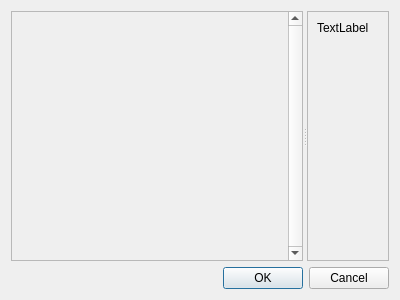
Above: app/texture_browser.ui from tonttu/Shaderkit before the change. Below: the same form after it.
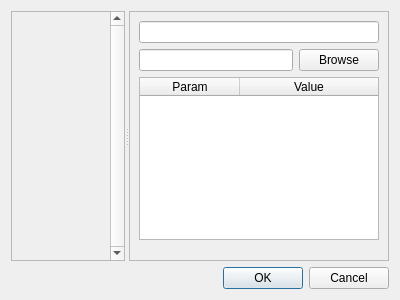
That is the form after the change. Icons and pictures are not drawn.

Commit message: Change texture parameters on fly

What changed in the file:
```diff
--- a/app/texture_browser.ui
+++ b/app/texture_browser.ui
@@ -58,7 +58,7 @@
             <rect>
              <x>0</x>
              <y>0</y>
-             <width>273</width>
+             <width>97</width>
              <height>239</height>
             </rect>
            </property>
@@ -69,21 +69,26 @@
       </widget>
      </widget>
      <widget class="QFrame" name="panel">
+      <property name="minimumSize">
+       <size>
+        <width>260</width>
+        <height>0</height>
+       </size>
+      </property>
       <property name="frameShape">
        <enum>QFrame::StyledPanel</enum>
       </property>
       <property name="frameShadow">
        <enum>QFrame::Raised</enum>
       </property>
-      <layout class="QVBoxLayout" name="verticalLayout">
-       <item>
-        <widget class="QLabel" name="label">
-         <property name="text">
-          <string>TextLabel</string>
-         </property>
-        </widget>
+      <layout class="QGridLayout" name="gridLayout">
+       <item row="0" column="0" colspan="2">
+        <widget class="QLineEdit" name="name"/>
        </item>
-       <item>
+       <item row="1" column="0">
+        <widget class="QLineEdit" name="filename"/>
+       </item>
+       <item row="3" column="0">
         <spacer name="verticalSpacer">
          <property name="orientation">
           <enum>Qt::Vertical</enum>
@@ -96,6 +101,48 @@
          </property>
         </spacer>
        </item>
+       <item row="1" column="1">
+        <widget class="QPushButton" name="browse">
+         <property name="text">
+          <string>Browse</string>
+         </property>
+        </widget>
+       </item>
+       <item row="2" column="0" colspan="2">
+        <widget class="QTableWidget" name="params">
+         <property name="selectionBehavior">
+          <enum>QAbstractItemView::SelectRows</enum>
+         </property>
+         <property name="verticalScrollMode">
+          <enum>QAbstractItemView::ScrollPerPixel</enum>
+         </property>
+         <property name="horizontalScrollMode">
+          <enum>QAbstractItemView::ScrollPerPixel</enum>
+         </property>
+         <attribute name="horizontalHeaderVisible">
+          <bool>true</bool>
+         </attribute>
+         <attribute name="horizontalHeaderStretchLastSection">
+          <bool>true</bool>
+         </attribute>
+         <attribute name="verticalHeaderVisible">
+          <bool>false</bool>
+         </attribute>
+         <attribute name="verticalHeaderStretchLastSection">
+          <bool>false</bool>
+         </attribute>
+         <column>
+          <property name="text">
+           <string>Param</string>
+          </property>
+         </column>
+         <column>
+          <property name="text">
+           <string>Value</string>
+          </property>
+         </column>
+        </widget>
+       </item>
       </layout>
      </widget>
     </widget>
```
The commit also changes 4 other files.
